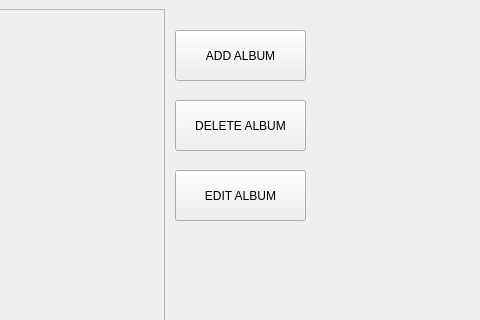
salamandarin/Music-Manager, file Code/GUI/Albums/albums_page.ui: the form before one commit; both pictures show x 515 to 995 and y 0 to 320 of the 1080 by 670 pixel window.
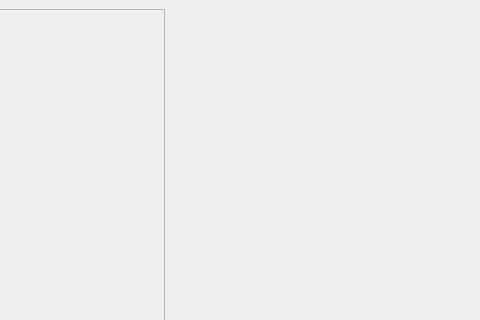
The form after the commit.

```diff
--- a/Code/GUI/Albums/albums_page.ui
+++ b/Code/GUI/Albums/albums_page.ui
@@ -25,45 +25,6 @@
   <property name="windowTitle">
    <string>Albums</string>
   </property>
-  <widget class="QPushButton" name="add_album_button">
-   <property name="geometry">
-    <rect>
-     <x>690</x>
-     <y>30</y>
-     <width>131</width>
-     <height>51</height>
-    </rect>
-   </property>
-   <property name="text">
-    <string>ADD ALBUM</string>
-   </property>
-  </widget>
-  <widget class="QPushButton" name="add_album_button_2">
-   <property name="geometry">
-    <rect>
-     <x>690</x>
-     <y>100</y>
-     <width>131</width>
-     <height>51</height>
-    </rect>
-   </property>
-   <property name="text">
-    <string>DELETE ALBUM</string>
-   </property>
-  </widget>
-  <widget class="QPushButton" name="add_album_button_3">
-   <property name="geometry">
-    <rect>
-     <x>690</x>
-     <y>170</y>
-     <width>131</width>
-     <height>51</height>
-    </rect>
-   </property>
-   <property name="text">
-    <string>EDIT ALBUM</string>
-   </property>
-  </widget>
   <widget class="QScrollArea" name="scrollArea">
    <property name="geometry">
     <rect>
```
